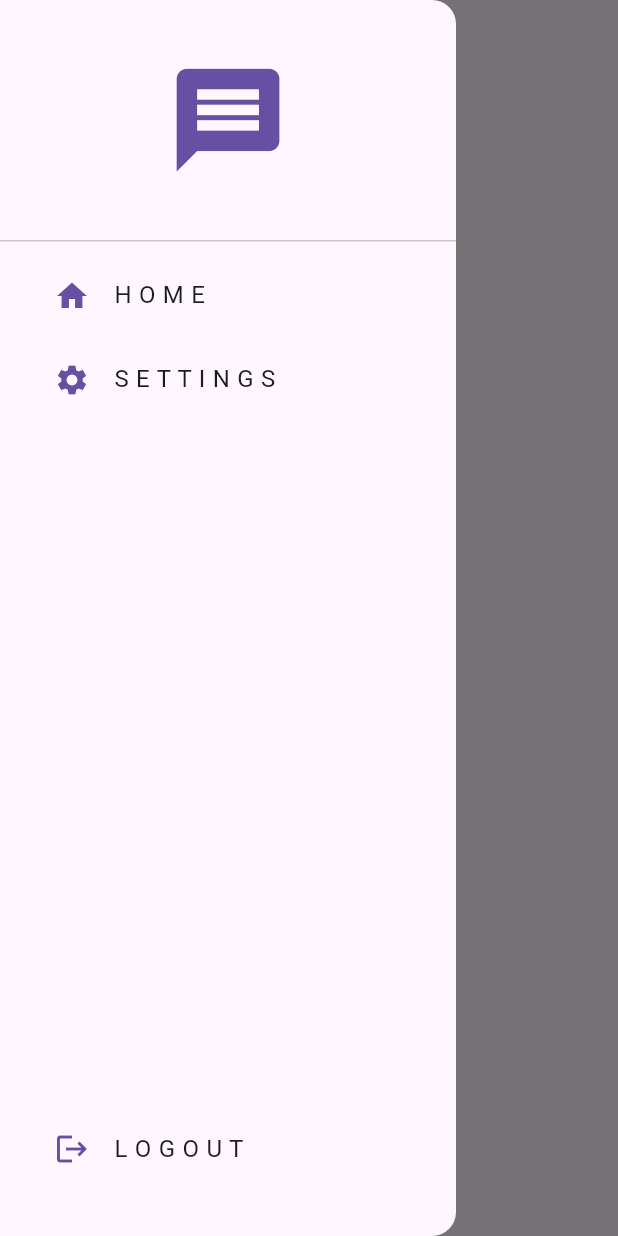
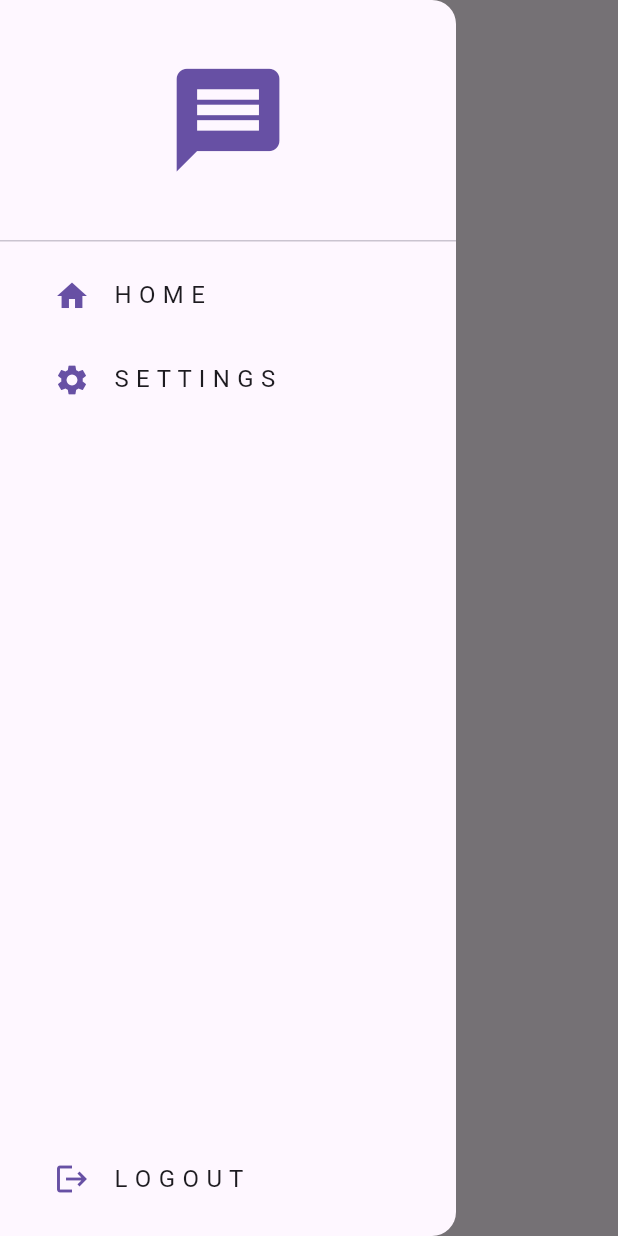
Before and after one commit to theemomo/Chat-App, a Flutter app: the HomePage screen opened directly, with the side drawer open, on a phone screen of 412 x 824 dp. Run offline on Flutter 3.47's test engine with Material 3 defaults, Android fonts, the phone set to English and light mode, and no system bars; our stand-ins replace cached_network_image, cloud_firestore, firebase_auth, firebase_core, flutter_bloc; accounts and stored records are empty.

Commit message:
fix chat bug

```diff
--- a/lib/features/home/views/widgets/my_drawer.dart
+++ b/lib/features/home/views/widgets/my_drawer.dart
@@ -8,6 +8,7 @@ class MyDrawer extends StatelessWidget {
 
   @override
   Widget build(BuildContext context) {
+    final orientation = MediaQuery.of(context).orientation;
     return Drawer(
       backgroundColor: Theme.of(context).colorScheme.surface,
       child: Column(
@@ -19,7 +20,7 @@ class MyDrawer extends StatelessWidget {
               child: Icon(
                 Icons.message,
                 color: Theme.of(context).colorScheme.primary,
-                size: MediaQuery.of(context).size.width * 0.2,
+                size: orientation == Orientation.portrait? MediaQuery.of(context).size.width * 0.2 : MediaQuery.of(context).size.height * 0.15,
               ),
             ),
           ),
@@ -49,7 +50,7 @@ class MyDrawer extends StatelessWidget {
           Builder(
             builder: (context) {
               return Padding(
-                padding: const EdgeInsets.symmetric(horizontal: 20.0, vertical: 30),
+                padding: const EdgeInsets.symmetric(horizontal: 20.0, vertical: 10),
                 child: ListTile(
                   title: Text("L O G O U T"),
                   leading: Icon(Icons.logout, color: Theme.of(context).colorScheme.primary),
```
Also changed, not shown: lib/features/chat/chat_cubit/chat_cubit.dart (+13 -0 lines).
